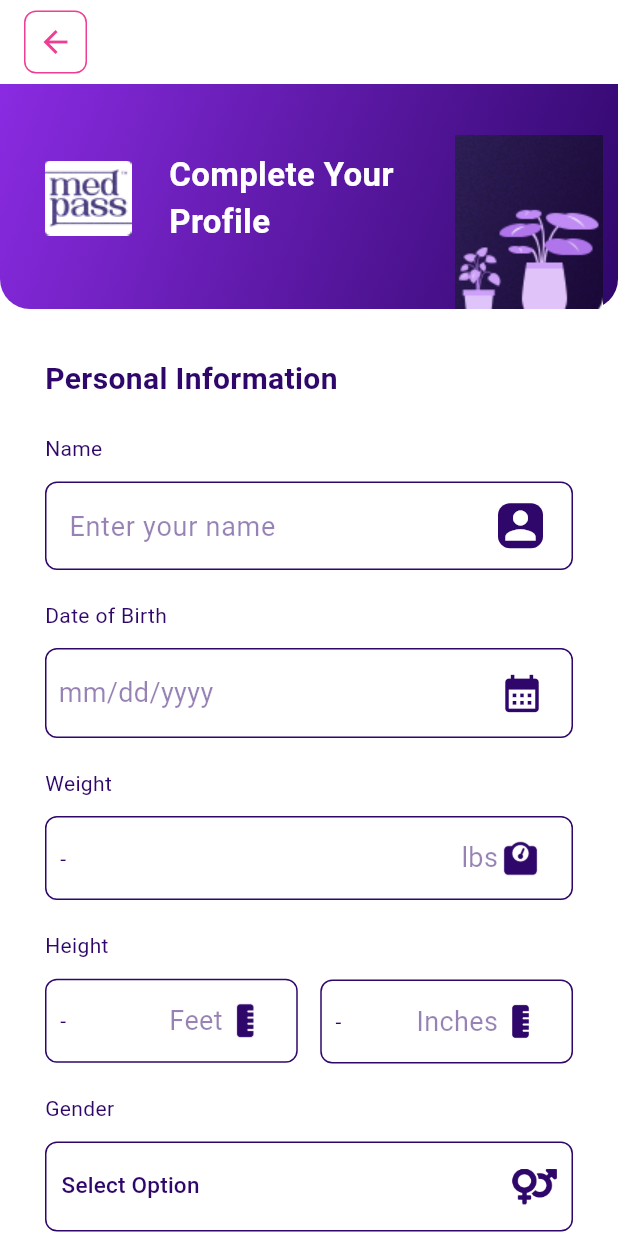
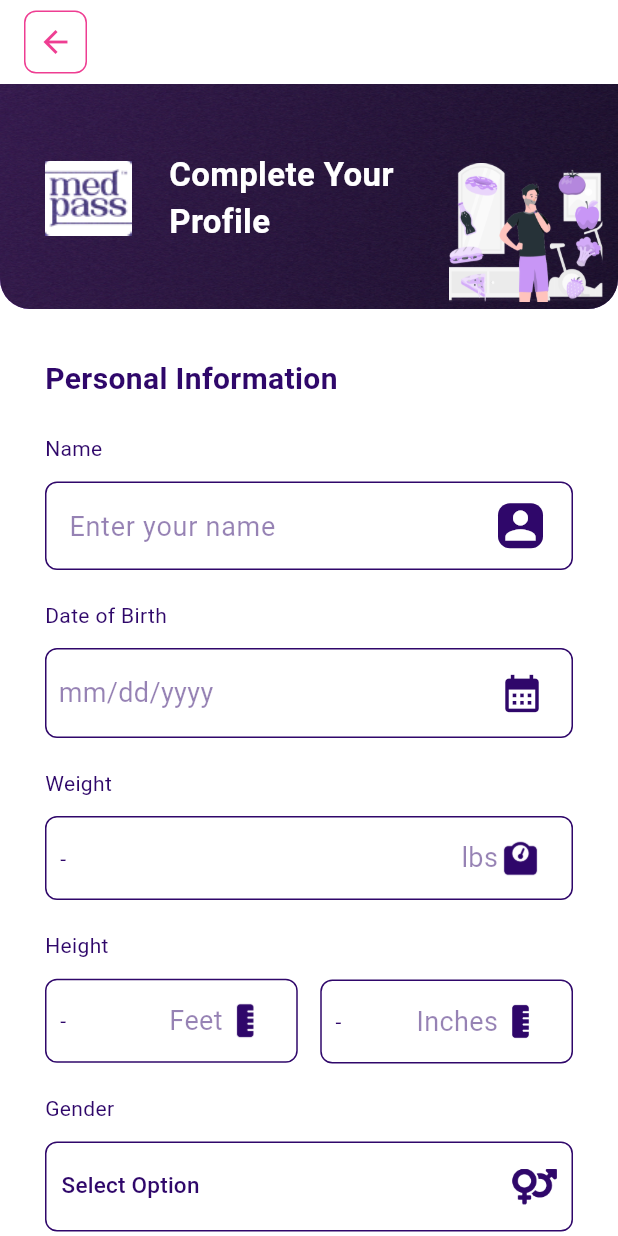
Before and after one commit to DrkDsk/Reflekt_test, a Flutter app: the FormScreen screen opened directly, on a phone screen of 412 x 824 dp. Run offline on Flutter 3.47's test engine with Material 3 defaults, Android fonts, the light colour scheme and no system bars.

Commit message:
update for header color and image

```diff
--- a/lib/core/constants/decorations.dart
+++ b/lib/core/constants/decorations.dart
@@ -21,11 +21,6 @@ BoxDecoration profileTopCardDecoration = const BoxDecoration(
       bottomLeft: Radius.circular(20),
       bottomRight: Radius.circular(20)
   ),
-  gradient: LinearGradient(
-    colors: [Color(0xFF8A2BE2), Color(0xff2f076a)],
-    begin: Alignment.topLeft,
-    end: Alignment.bottomRight,
-  ),
 );
 
 BoxDecoration iconDecoration = BoxDecoration(
--- a/lib/features/form/presentation/widgets/profile_card.dart
+++ b/lib/features/form/presentation/widgets/profile_card.dart
@@ -10,6 +10,26 @@ class ProfileCard extends StatelessWidget {
   @override
   Widget build(BuildContext context) {
     return Container(
+      decoration: BoxDecoration(
+        borderRadius: const BorderRadius.only(
+            bottomLeft: Radius.circular(20),
+            bottomRight: Radius.circular(20)
+        ),
+        gradient: const LinearGradient(
+          colors: [Color(0xFF8A2BE2), Color(0xff2f076a)],
+          begin: Alignment.topLeft,
+          end: Alignment.bottomRight,
+        ),
+        image: DecorationImage(
+          image: const AssetImage("assets/images/bg_noise.png"),
+          fit: BoxFit.fill,
+          colorFilter: ColorFilter.mode(
+            Colors.black.withOpacity(0.5),
+            BlendMode.multiply,
+          ),
+        )
+      ),
+      child: Container(
         padding: const EdgeInsets.symmetric(horizontal: 10),
         width: double.infinity,
         height: 150,
@@ -37,10 +57,11 @@ class ProfileCard extends StatelessWidget {
               ),
             ),
             Positioned(
-              bottom: 0,
+                bottom: 5,
                 right: 0,
-              child: Image.asset("assets/images/flowers_image.png"))
+                child: Image.asset("assets/images/thinking_man.png"), width: MediaQuery.sizeOf(context).width / 4,)
           ],
+        ),
       ),
     );
   }
```
Also changed, not shown: assets/images/bg_noise.png (added). Lines whose indentation alone changed are shown as unchanged.
